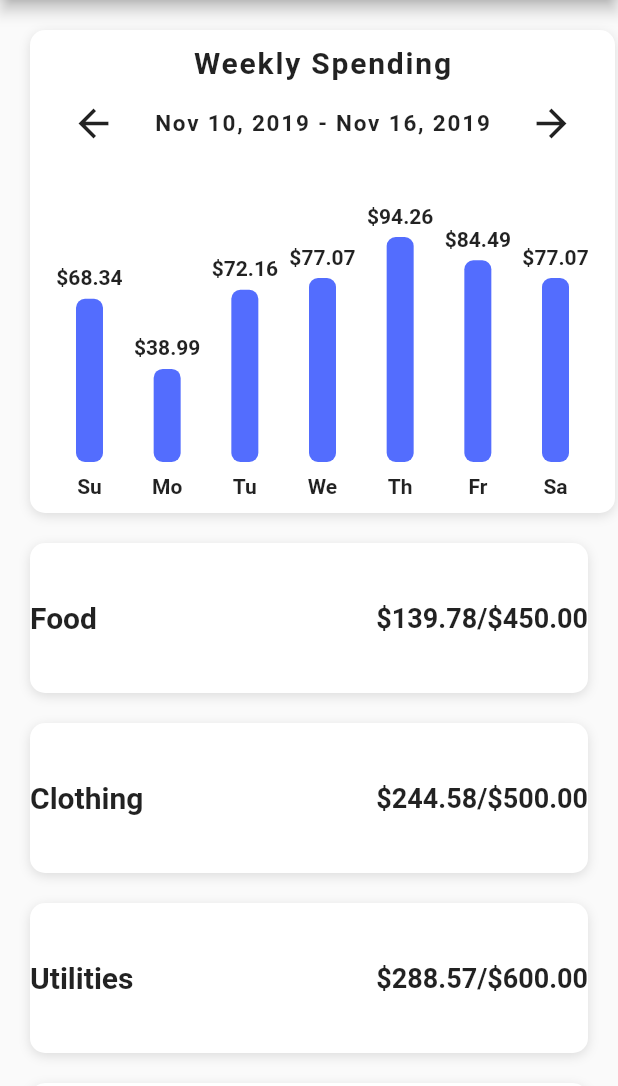
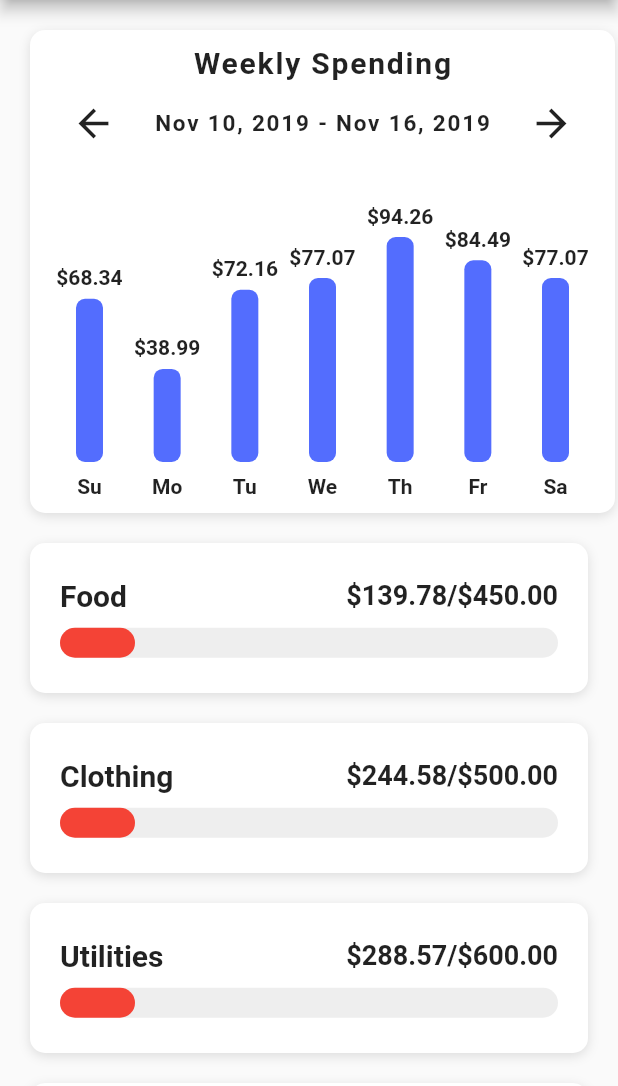
Before and after one commit to ahsanahmedkhan/flutter-budget-app, a Flutter app: the screen it shows after launch, on a phone screen of 412 x 824 dp, the part 150-1236 px from its top. Run offline on Flutter 3.47's test engine with Material 2 defaults, Android fonts, the phone set to English and light mode, and no system bars.

```diff
--- a/lib/screens/home_screen.dart
+++ b/lib/screens/home_screen.dart
@@ -13,6 +13,7 @@ class _HomeScreenState extends State<HomeScreen> {
       _buildCategory(Category category, double totalAmountSpent){
         return Container(
           margin: EdgeInsets.symmetric(horizontal: 20.0, vertical: 10.0),
+          padding: EdgeInsets.all(20.0),
           height: 100.0,
           width: double.infinity,
           decoration: BoxDecoration(
@@ -44,7 +45,23 @@ class _HomeScreenState extends State<HomeScreen> {
                   ),
                  ),
                 ],
-              )
+              ),
+              SizedBox(height: 10.0),
+              Stack(
+                children: <Widget>[
+                  Container(
+                    height: 20.0,
+                    decoration: BoxDecoration(color: Colors.grey[200], borderRadius: BorderRadius.circular(15.0),
+                    ),
+                  ),
+                  Container(
+                    height: 20.0,
+                    width: 50.0,
+                    decoration: BoxDecoration(color: Colors.red, borderRadius: BorderRadius.circular(15.0),
+                    ),
+                  ),
+                ],
+              ),
             ],
           ),
         );
```
Also changed, not shown: lib/data/data.dart (line endings or trailing spaces).
